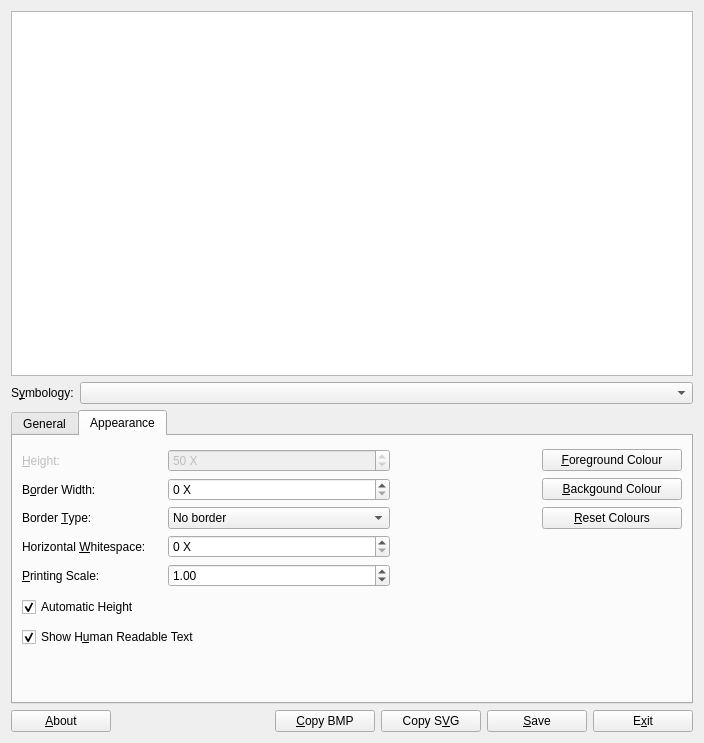
Above: frontend_qt/mainWindow.ui from zint/zint before the change. Below: the same form after it.
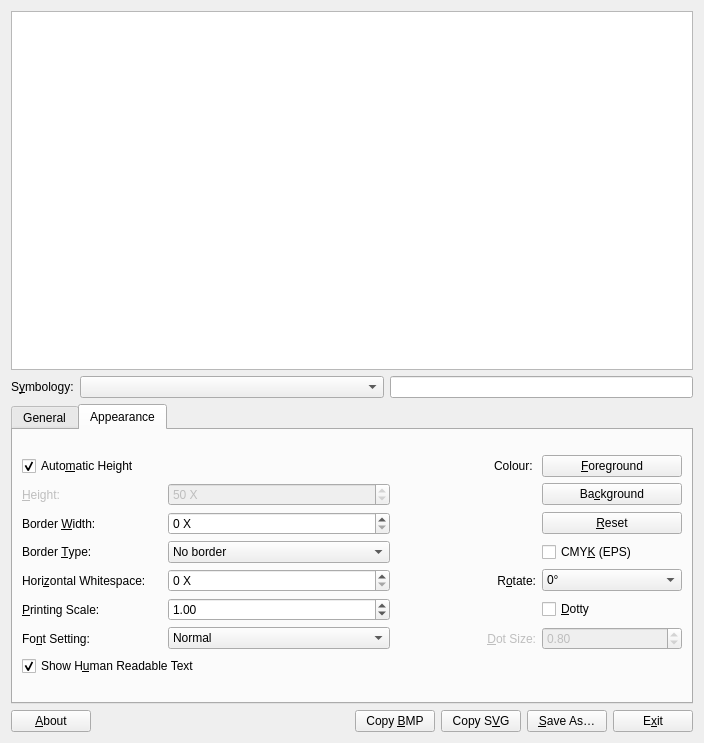
That is the form after the change. The open tabs and pages were chosen to show the change. Icons and pictures are not drawn.

Commit message: vector.c: string halign; POSTNET/PLANET: 1 module space; ZBarcode_Cap(); GUI settings

Diff of the .ui file:
```diff
--- a/frontend_qt/mainWindow.ui
+++ b/frontend_qt/mainWindow.ui
@@ -78,6 +78,19 @@
            <property name="toolTip">
             <string>Type of barcode</string>
            </property>
+           <property name="sizeAdjustPolicy">
+            <enum>QComboBox::AdjustToContents</enum>
+           </property>
+          </widget>
+         </item>
+         <item>
+          <widget class="QLineEdit" name="filter_bstyle">
+           <property name="toolTip">
+            <string>Filter symbologies</string>
+           </property>
+           <property name="text">
+            <string/>
+           </property>
           </widget>
          </item>
         </layout>
@@ -90,10 +103,16 @@
            <verstretch>0</verstretch>
           </sizepolicy>
          </property>
+         <property name="minimumSize">
+          <size>
+           <width>0</width>
+           <height>300</height>
+          </size>
+         </property>
          <property name="maximumSize">
           <size>
            <width>16777215</width>
-           <height>350</height>
+           <height>300</height>
           </size>
          </property>
          <property name="autoFillBackground">
@@ -360,7 +379,21 @@
           <layout class="QVBoxLayout" name="verticalLayout_4">
            <item>
             <layout class="QGridLayout" name="gridLayout">
-             <item row="0" column="0">
+             <item row="0" column="0" colspan="2">
+              <widget class="QCheckBox" name="chkAutoHeight">
+               <property name="toolTip">
+                <string>Use default height
+(ignored if disabled)</string>
+               </property>
+               <property name="text">
+                <string>Auto&amp;matic Height</string>
+               </property>
+               <property name="checked">
+                <bool>true</bool>
+               </property>
+              </widget>
+             </item>
+             <item row="1" column="0">
               <widget class="QLabel" name="lblHeight">
                <property name="enabled">
                 <bool>false</bool>
@@ -376,7 +409,7 @@
                </property>
               </widget>
              </item>
-             <item row="0" column="1">
+             <item row="1" column="1">
               <widget class="QSpinBox" name="heightb">
                <property name="enabled">
                 <bool>false</bool>
@@ -390,6 +423,9 @@
                <property name="prefix">
                 <string/>
                </property>
+               <property name="minimum">
+                <number>1</number>
+               </property>
                <property name="maximum">
                 <number>300</number>
                </property>
@@ -398,10 +434,10 @@
                </property>
               </widget>
              </item>
-             <item row="1" column="0">
+             <item row="2" column="0">
               <widget class="QLabel" name="label_8">
                <property name="text">
-                <string>B&amp;order Width:</string>
+                <string>Border &amp;Width:</string>
                </property>
                <property name="alignment">
                 <set>Qt::AlignLeading|Qt::AlignLeft|Qt::AlignVCenter</set>
@@ -411,7 +447,7 @@
                </property>
               </widget>
              </item>
-             <item row="1" column="1">
+             <item row="2" column="1">
               <widget class="QSpinBox" name="bwidth">
                <property name="toolTip">
                 <string>Width of boundary bars or border</string>
@@ -430,7 +466,7 @@
                </property>
               </widget>
              </item>
-             <item row="2" column="0">
+             <item row="3" column="0">
               <widget class="QLabel" name="label_9">
                <property name="text">
                 <string>Border &amp;Type:</string>
@@ -443,7 +479,7 @@
                </property>
               </widget>
              </item>
-             <item row="2" column="1">
+             <item row="3" column="1">
               <widget class="QComboBox" name="btype">
                <property name="toolTip">
                 <string>Add border or box</string>
@@ -468,10 +504,10 @@
                </item>
               </widget>
              </item>
-             <item row="3" column="0">
+             <item row="4" column="0">
               <widget class="QLabel" name="lblWhitespace">
                <property name="text">
-                <string>Horizontal &amp;Whitespace:</string>
+                <string>Hori&amp;zontal Whitespace:</string>
                </property>
                <property name="alignment">
                 <set>Qt::AlignLeading|Qt::AlignLeft|Qt::AlignVCenter</set>
@@ -481,7 +517,7 @@
                </property>
               </widget>
              </item>
-             <item row="3" column="1">
+             <item row="4" column="1">
               <widget class="QSpinBox" name="spnWhitespace">
                <property name="toolTip">
                 <string>Width of whitespace</string>
@@ -491,7 +527,7 @@
                </property>
               </widget>
              </item>
-             <item row="4" column="0">
+             <item row="5" column="0">
               <widget class="QLabel" name="lblScale">
                <property name="text">
                 <string>&amp;Printing Scale:</string>
@@ -504,7 +540,7 @@
                </property>
               </widget>
              </item>
-             <item row="4" column="1">
+             <item row="5" column="1">
               <widget class="QDoubleSpinBox" name="spnScale">
                <property name="toolTip">
                 <string>Image scale when output to file</string>
@@ -529,13 +565,79 @@
                </property>
               </widget>
              </item>
+             <item row="6" column="0">
+              <widget class="QLabel" name="lblFontSetting">
+               <property name="text">
+                <string>Fo&amp;nt Setting:</string>
+               </property>
+               <property name="alignment">
+                <set>Qt::AlignLeading|Qt::AlignLeft|Qt::AlignVCenter</set>
+               </property>
+               <property name="buddy">
+                <cstring>cmbFontSetting</cstring>
+               </property>
+               <property name="toolTip">
+                <string>Set font characteristics</string>
+               </property>
+              </widget>
+             </item>
+             <item row="6" column="1">
+              <widget class="QComboBox" name="cmbFontSetting">
+               <property name="toolTip">
+                <string>Set font characteristics</string>
+               </property>
+               <item>
+                <property name="text">
+                 <string>Normal</string>
+                </property>
+               </item>
+               <item>
+                <property name="text">
+                 <string>Bold</string>
+                </property>
+               </item>
+               <item>
+                <property name="text">
+                 <string>Small</string>
+                </property>
+               </item>
+               <item>
+                <property name="text">
+                 <string>Small Bold (vector only)</string>
+                </property>
+               </item>
+              </widget>
+             </item>
+             <item row="7" column="0" colspan="2">
+              <widget class="QCheckBox" name="chkHRTShow">
+               <property name="toolTip">
+                <string>Show text in image
+(ignored if disabled)</string>
+               </property>
+               <property name="text">
+                <string>Show H&amp;uman Readable Text</string>
+               </property>
+               <property name="checked">
+                <bool>true</bool>
+               </property>
+              </widget>
+             </item>
              <item row="0" column="2">
               <widget class="QLabel" name="label_dummyAppear02">
                <property name="enabled">
-                <bool>false</bool>
+                <bool>true</bool>
                </property>
                <property name="text">
-                <string></string>
+                <string>Colour: </string>
+               </property>
+               <property name="alignment">
+                <set>Qt::AlignRight|Qt::AlignTrailing|Qt::AlignVCenter</set>
+               </property>
+               <property name="buddy">
+                <cstring>fgcolor</cstring>
+               </property>
+               <property name="toolTip">
+                <string>Change colour of ink or paper</string>
                </property>
               </widget>
              </item>
@@ -545,11 +647,11 @@
                 <string>Change ink colour</string>
                </property>
                <property name="text">
-                <string>&amp;Foreground Colour</string>
+                <string>&amp;Foreground</string>
                </property>
               </widget>
              </item>
-             <item row="1" column="2">
+             <item row="1" column="2" rowspan="3">
               <widget class="QLabel" name="label_dummyAppear12">
                <property name="enabled">
                 <bool>false</bool>
@@ -565,17 +667,7 @@
                 <string>Change paper colour</string>
                </property>
                <property name="text">
-                <string>&amp;Backgound Colour</string>
-               </property>
-              </widget>
-             </item>
-             <item row="2" column="2">
-              <widget class="QLabel" name="label_dummyAppear13">
-               <property name="enabled">
-                <bool>false</bool>
-               </property>
-               <property name="text">
-                <string></string>
+                <string>Ba&amp;ckground</string>
                </property>
               </widget>
              </item>
@@ -585,54 +677,129 @@
                 <string>Reset to black on white</string>
                </property>
                <property name="text">
-                <string>&amp;Reset Colours</string>
+                <string>&amp;Reset</string>
+               </property>
+              </widget>
+             </item>
+             <item row="3" column="3">
+              <widget class="QCheckBox" name="chkCMYK">
+               <property name="toolTip">
+                <string>Use CMYK colour space in EPS output</string>
+               </property>
+               <property name="text">
+                <string>CMY&amp;K (EPS)</string>
+               </property>
+               <property name="checked">
+                <bool>false</bool>
+               </property>
+              </widget>
+             </item>
+             <item row="4" column="2">
+              <widget class="QLabel" name="lblRotate">
+               <property name="text">
+                <string>R&amp;otate:</string>
+               </property>
+               <property name="alignment">
+                <set>Qt::AlignRight|Qt::AlignTrailing|Qt::AlignVCenter</set>
+               </property>
+               <property name="buddy">
+                <cstring>cmbRotate</cstring>
+               </property>
+               <property name="toolTip">
+                <string>Rotate symbol by degrees</string>
+               </property>
+              </widget>
+             </item>
+             <item row="4" column="3">
+              <widget class="QComboBox" name="cmbRotate">
+               <property name="toolTip">
+                <string>Rotate symbol by degrees</string>
+               </property>
+               <item>
+                <property name="text">
+                 <string>0°</string>
+                </property>
+               </item>
+               <item>
+                <property name="text">
+                 <string>90°</string>
+                </property>
+               </item>
+               <item>
+                <property name="text">
+                 <string>180°</string>
+                </property>
+               </item>
+               <item>
+                <property name="text">
+                 <string>270°</string>
+                </property>
+               </item>
+              </widget>
+             </item>
+             <item row="5" column="3">
+              <widget class="QCheckBox" name="chkDotty">
+               <property name="toolTip">
+                <string>Use dots instead of squares for matrix symbols
+(ignored if disabled)</string>
+               </property>
+               <property name="text">
+                <string>&amp;Dotty</string>
+               </property>
+               <property name="checked">
+                <bool>false</bool>
+               </property>
+              </widget>
+             </item>
+             <item row="6" column="2">
+              <widget class="QLabel" name="lblDotSize">
+               <property name="enabled">
+                <bool>false</bool>
+               </property>
+               <property name="text">
+                <string>&amp;Dot Size:</string>
+               </property>
+               <property name="alignment">
+                <set>Qt::AlignRight|Qt::AlignTrailing|Qt::AlignVCenter</set>
+               </property>
+               <property name="buddy">
+                <cstring>spnDotSize</cstring>
+               </property>
+               <property name="toolTip">
+                <string>Size of dots</string>
+               </property>
+              </widget>
+             </item>
+             <item row="6" column="3">
+              <widget class="QDoubleSpinBox" name="spnDotSize">
+               <property name="toolTip">
+                <string>Size of dots</string>
+               </property>
+               <property name="enabled">
+                <bool>false</bool>
+               </property>
+               <property name="suffix">
+                <string/>
+               </property>
+               <property name="decimals">
+                <number>2</number>
+               </property>
+               <property name="minimum">
+                <double>0.010000000000000</double>
+               </property>
+               <property name="maximum">
+                <double>20.000000000000000</double>
+               </property>
+               <property name="singleStep">
+                <double>0.100000000000000</double>
+               </property>
+               <property name="value">
+                <double>0.800000000000000</double>
                </property>
               </widget>
              </item>
             </layout>
            </item>
-           <item>
-            <widget class="QCheckBox" name="chkAutoHeight">
-             <property name="enabled">
-              <bool>true</bool>
-             </property>
-             <property name="text">
-              <string>Automatic Height</string>
-             </property>
-             <property name="checked">
-              <bool>true</bool>
-             </property>
-            </widget>
-           </item>
-           <item>
-            <widget class="QCheckBox" name="chkHRTHide">
-             <property name="toolTip">
-              <string>Show text in image</string>
-             </property>
-             <property name="text">
-              <string>Show H&amp;uman Readable Text</string>
-             </property>
-             <property name="checked">
-              <bool>true</bool>
-             </property>
-            </widget>
-           </item>
-           <item>
-            <spacer name="verticalSpacer">
-             <property name="orientation">
-              <enum>Qt::Vertical</enum>
-             </property>
-             <property name="sizeType">
-              <enum>QSizePolicy::Minimum</enum>
-             </property>
-             <property name="sizeHint" stdset="0">
-              <size>
-               <width>20</width>
-               <height>40</height>
-              </size>
-             </property>
-            </spacer>
-           </item>
           </layout>
          </widget>
         </widget>
@@ -643,14 +810,8 @@
    </item>
    <item>
     <layout class="QGridLayout" name="gridLayout_2">
-     <item row="1" column="0">
+     <item row="0" column="0">
       <widget class="QPushButton" name="btnAbout">
-       <property name="minimumSize">
-        <size>
-         <width>100</width>
-         <height>0</height>
-        </size>
-       </property>
        <property name="toolTip">
         <string>About Zint</string>
        </property>
@@ -659,36 +820,7 @@
        </property>
       </widget>
      </item>
-     <item row="1" column="5">
-      <widget class="QPushButton" name="btnSave">
-       <property name="minimumSize">
-        <size>
-         <width>100</width>
-         <height>0</height>
-        </size>
-       </property>
-       <property name="toolTip">
-        <string>Save image to file</string>
-       </property>
-       <property name="text">
-        <string>&amp;Save</string>
-       </property>
-      </widget>
-     </item>
-     <item row="1" column="6">
-      <widget class="QPushButton" name="btnExit">
-       <property name="minimumSize">
-        <size>
-         <width>100</width>
-         <height>0</height>
-        </size>
-       </property>
-       <property name="text">
-        <string>E&amp;xit</string>
-       </property>
-      </widget>
-     </item>
-     <item row="1" column="1">
+     <item row="0" column="1">
       <spacer name="horizontalSpacer_2">
        <property name="orientation">
         <enum>Qt::Horizontal</enum>
@@ -701,14 +833,18 @@
        </property>
       </spacer>
      </item>
-     <item row="1" column="3">
+     <item row="0" column="2">
+      <widget class="QPushButton" name="btnCopyBMP">
+       <property name="toolTip">
+        <string>Copy to clipboard as BMP</string>
+       </property>
+       <property name="text">
+        <string>Copy &amp;BMP</string>
+       </property>
+      </widget>
+     </item>
+     <item row="0" column="3">
       <widget class="QPushButton" name="btnCopySVG">
-       <property name="minimumSize">
-        <size>
-         <width>100</width>
-         <height>0</height>
-        </size>
-       </property>
        <property name="toolTip">
         <string>Copy to clipboard</string>
        </property>
@@ -717,16 +853,23 @@
        </property>
       </widget>
      </item>
-     <item row="1" column="2">
-      <widget class="QPushButton" name="btnCopyBMP">
-       <property name="minimumSize">
-        <size>
-         <width>100</width>
-         <height>0</height>
-        </size>
+     <item row="0" column="4">
+      <widget class="QPushButton" name="btnSave">
+       <property name="toolTip">
+        <string>Output image to file (BMP/EMF/EPS/GIF/PCX/PNG/SVG/TIF)</string>
        </property>
        <property name="text">
-        <string>&amp;Copy BMP</string>
+        <string>&amp;Save As&#8230;</string>
+       </property>
+      </widget>
+     </item>
+     <item row="0" column="5">
+      <widget class="QPushButton" name="btnExit">
+       <property name="toolTip">
+        <string>Quit Zint Barcode Studio</string>
+       </property>
+       <property name="text">
+        <string>E&amp;xit</string>
        </property>
       </widget>
      </item>
```
Left out of the diff: 268 changed lines with no effect on the pictures. The commit also changes 168 other files.
